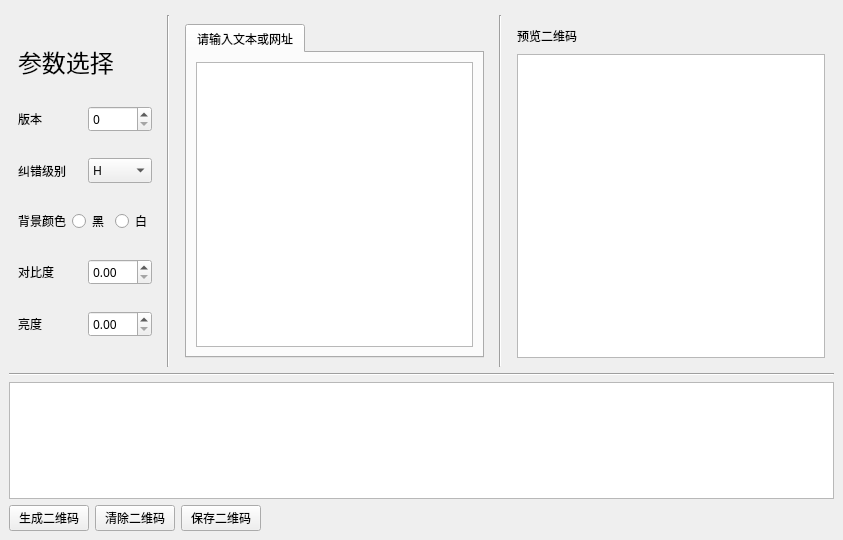
This is main_window.ui in yoeelingBin/FantasticQR as Qt 5 draws it before an edit. The edited form follows.
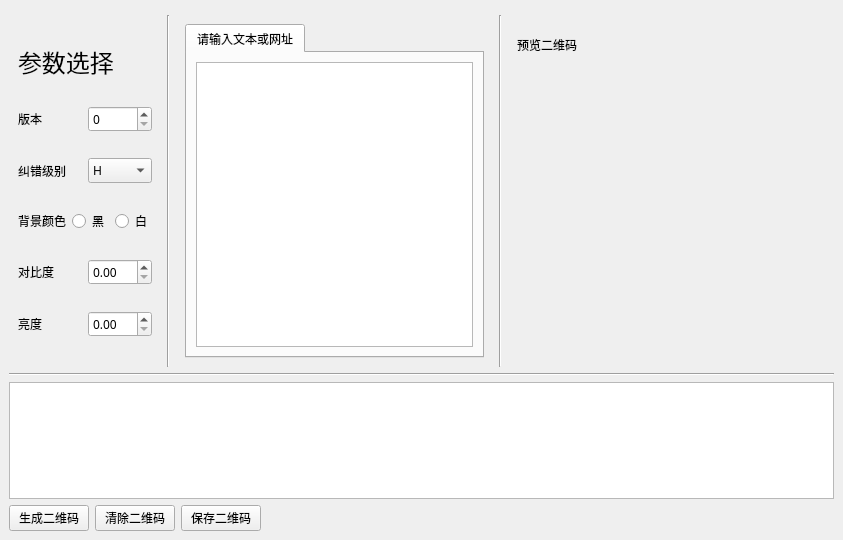
This is the edited form.

The edit to the form file:
```diff
--- a/main_window.ui
+++ b/main_window.ui
@@ -220,7 +220,7 @@
        </widget>
       </item>
       <item>
-       <layout class="QHBoxLayout" name="horizontalLayout_16">
+       <layout class="QHBoxLayout" name="horizontalLayout_16" stretch="1,3,1">
         <item>
          <layout class="QHBoxLayout" name="horizontalLayout_15">
           <item>
@@ -283,42 +283,20 @@
             <family>苹方 中等</family>
            </font>
           </property>
-          <layout class="QGridLayout" name="gridLayout_2">
-           <item row="2" column="0">
-            <widget class="QGraphicsView" name="graphicsView">
-             <property name="sizePolicy">
-              <sizepolicy hsizetype="Preferred" vsizetype="Preferred">
-               <horstretch>10</horstretch>
-               <verstretch>10</verstretch>
-              </sizepolicy>
-             </property>
-             <property name="minimumSize">
-              <size>
-               <width>100</width>
-               <height>100</height>
-              </size>
-             </property>
-             <property name="toolTip">
-              <string>&lt;html&gt;&lt;head/&gt;&lt;body&gt;&lt;p&gt;此处显示二维码&lt;/p&gt;&lt;/body&gt;&lt;/html&gt;</string>
+          <layout class="QVBoxLayout" name="verticalLayout_2" stretch="1,7">
+           <item>
+            <widget class="QLabel" name="label_15">
+             <property name="text">
+              <string>预览二维码</string>
              </property>
             </widget>
            </item>
-           <item row="0" column="0">
-            <layout class="QVBoxLayout" name="verticalLayout_2">
-             <property name="topMargin">
-              <number>3</number>
+           <item>
+            <widget class="QLabel" name="movie_screen">
+             <property name="text">
+              <string/>
              </property>
-             <property name="bottomMargin">
-              <number>3</number>
-             </property>
-             <item>
-              <widget class="QLabel" name="label_15">
-               <property name="text">
-                <string>预览二维码</string>
-               </property>
-              </widget>
-             </item>
-            </layout>
+            </widget>
            </item>
           </layout>
          </widget>
```
Left out of the diff: 2 changed lines with no effect on the pictures.
